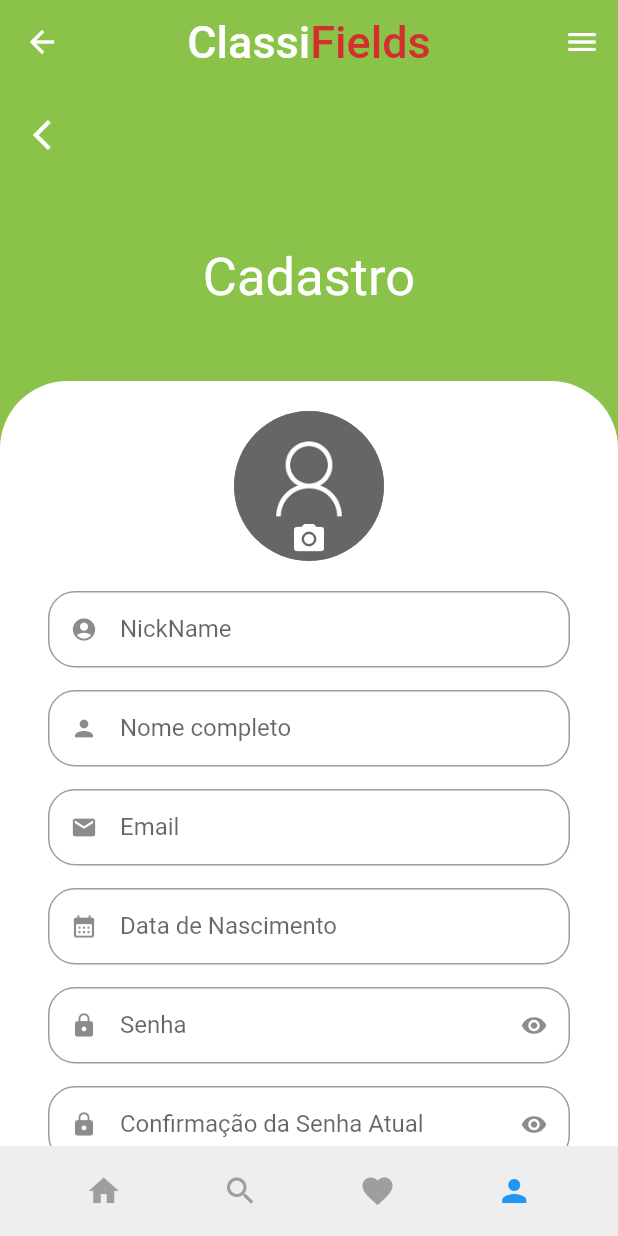
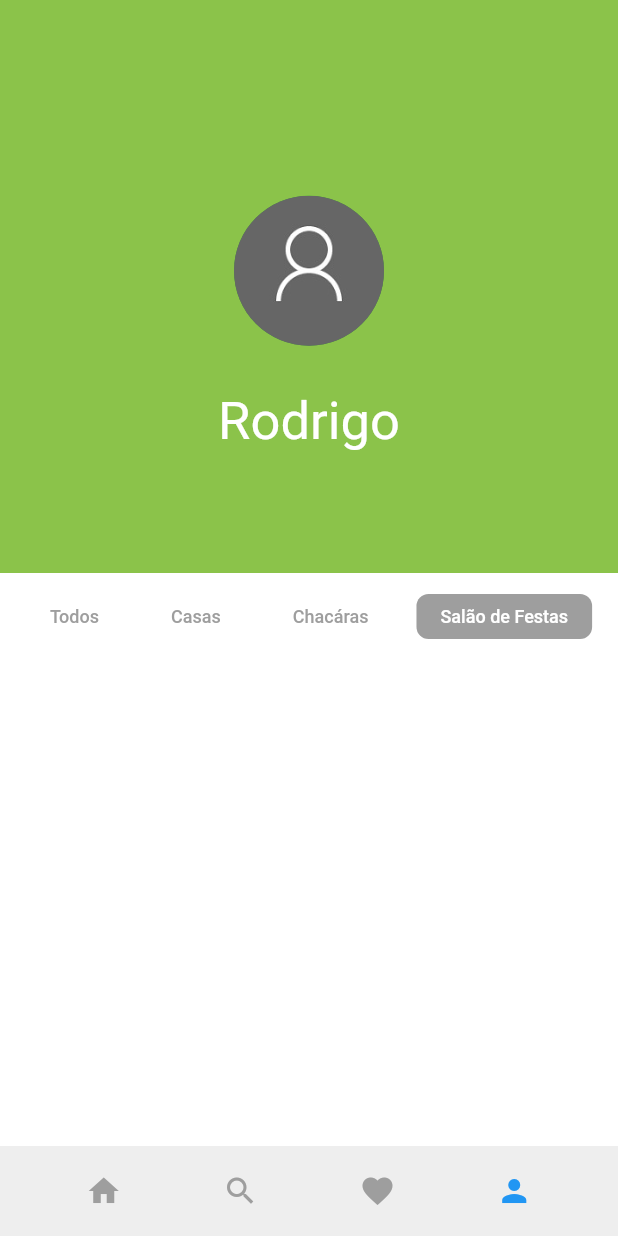
Before and after one commit to rodrigoSouza1984/classifields_apk-FLUTTER, a Flutter app: the Home screen opened by its route, item 4 of the bottom bar chosen, on a phone screen of 412 x 824 dp. Run offline on Flutter 3.47's test engine with Material 2 defaults, Android fonts, the phone set to English and light mode, and no system bars; our stand-ins replace animated_text_kit, image_picker, shared_preferences; accounts and stored records are empty; network calls fail.

Commit message:
feat: start make page profile user

```diff
--- a/lib/main.dart
+++ b/lib/main.dart
@@ -5,6 +5,7 @@
 import 'package:classifields_apk_flutter/src/services/navigator_service_without_context.dart';
 import 'package:flutter/material.dart';
 import 'package:classifields_apk_flutter/src/pages/user/list_user.dart';
+import 'package:classifields_apk_flutter/src/pages/user/user_profile.dart';
 
 void main() {
   WidgetsFlutterBinding.ensureInitialized();
@@ -32,7 +33,8 @@
         '/login': (ctx) => SignInScreen(),
         '/home': (ctx) => Home(),
         '/register': (ctx) => Register(),
-        '/listUser': (ctx) => UserListPage()
+        '/listUser': (ctx) => UserListPage(),
+        '/userProfile': (ctx) => UserProfile()
       },
     );
   }
--- a/lib/src/pages/home/home.dart
+++ b/lib/src/pages/home/home.dart
@@ -10,6 +10,7 @@
 import 'package:classifields_apk_flutter/src/components/footer_tabs_component.dart';
 import 'package:classifields_apk_flutter/src/services/navigator_service_without_context.dart';
 import 'package:classifields_apk_flutter/src/pages/register/register_updates_user.dart';
+import 'package:classifields_apk_flutter/src/pages/user/user_profile.dart';
 
 class Home extends StatefulWidget {
   Home({Key? key}) : super(key: key);
@@ -22,9 +23,11 @@
   final SignInController authController = SignInController();
 
   Widget? _screen;
+  bool showAppBar = false;
+  bool showAppBarWhenScroll = false;
 
   List<FooterTabItem> tabs = [
-      FooterTabItem(icon: Icons.home,name: 'home', index: 0),
+    FooterTabItem(icon: Icons.home, name: 'home', index: 0),
     FooterTabItem(icon: Icons.search, name: 'search', index: 1),
     FooterTabItem(icon: Icons.favorite, name: 'favorite', index: 2),
     FooterTabItem(icon: Icons.person, name: 'person', index: 3),
@@ -33,7 +36,9 @@
   @override
   Widget build(BuildContext context) {
     return Scaffold(
-      appBar: AppBar(
+      appBar: !showAppBar && showAppBarWhenScroll
+          ? AppBar(
+              automaticallyImplyLeading: false, // Remove a seta de voltar
               backgroundColor: CustomColors.customSwatchColor,
               elevation: 0,
               centerTitle: true,
@@ -58,44 +63,34 @@
                   ],
                 ),
               ),
-      ),
+            )
+          : null,
       endDrawer: MenuComponentWidget(
         // Define o endDrawer para um menu lateral no lado direito
         pageCallThisComponent: 'home',
-        onItemSelected: (value, userId ) {
-
-          if(value == 'Excluir Cadastro'){
-
+        onItemSelected: (value, userId) {
+          if (value == 'Excluir Cadastro') {
             showDialog(
               context: context,
               builder: (BuildContext context) {
                 return CustomModal(
                   context: context,
-                                  title:
-                                      'Tem certeza que deseja DELETAR esse usuário?',
+                  title: 'Tem certeza que deseja DELETAR esse usuário?',
                   inputs: [],
                   buttons: [
-                                    ButtonConfig(
-                                        name: 'OK', color: Colors.green),
-                                    ButtonConfig(
-                                        name: 'Cancelar', color: Colors.red),
+                    ButtonConfig(name: 'OK', color: Colors.green),
+                    ButtonConfig(name: 'Cancelar', color: Colors.red),
                   ],
                   returnButtonNameClick: (value) {
                     if (value == 'OK') {
-                                      userController
-                                          .deleteUserById(userId)
-                                          .then((deleted) => {
+                      userController.deleteUserById(userId).then((deleted) => {
                             if (deleted == true)
                               {
-                                                    Future.delayed(
-                                                        const Duration(
-                                                            seconds: 0), () {
-                                                      MySnackbar.show(context,
-                                                          'Usuário Deletado com sucesso!');
+                                Future.delayed(const Duration(seconds: 0), () {
+                                  MySnackbar.show(
+                                      context, 'Usuário Deletado com sucesso!');
                                 }),
-                                                    Future.delayed(
-                                                        const Duration(
-                                                            seconds: 2), () {
+                                Future.delayed(const Duration(seconds: 2), () {
                                   Navigator.pop(context);
                                   NavigationService.pushNamed('/login');
                                 }),
@@ -103,15 +98,13 @@
                             else
                               {
                                 {
-                                                      Future.delayed(
-                                                          const Duration(
-                                                              seconds: 0), () {
+                                  Future.delayed(const Duration(seconds: 0),
+                                      () {
                                     MySnackbar.show(context,
                                         'Ocorreu algum erro ao tentar deletar usuário');
                                   }),
-                                                      Future.delayed(
-                                                          const Duration(
-                                                              seconds: 2), () {
+                                  Future.delayed(const Duration(seconds: 2),
+                                      () {
                                     Navigator.pop(context);
                                   }),
                                 }
@@ -122,22 +115,20 @@
                 );
               },
             );
-
           }
         },
       ),
 
-      // bottomNavigationBar: FooterTabsComponent(
-      //   tabs: tabs,
-      //   onTabSelected: (name) {
-      //       print('name $name');
-      //       if(name == 'person'){
-      //         NavigationService.pushNamed('/register');
-      //       }
-      //   },
-      // ),
-
-      body: Navigator(
+      body: NotificationListener<ScrollNotification>(
+        onNotification: (notification) {
+          if (notification is ScrollUpdateNotification) {
+            setState(() {
+              showAppBarWhenScroll = notification.scrollDelta! < 0;
+            });
+          }
+          return false;
+        },
+        child: Navigator(
           onGenerateRoute: (routeSettings) {
             return MaterialPageRoute(
               builder: (context) {
@@ -146,24 +137,27 @@
             );
           },
         ),
+      ),
+
+
       bottomNavigationBar: FooterTabsComponent(
         tabs: tabs,
         onTabSelected: (name) {
           print('name $name');
           if (name == 'person') {
             setState(() {
-              _screen = Register();
+              showAppBar = true;
+              _screen = UserProfile();
             });
-          }else{
+          } else {
             setState(() {
+              showAppBar = false;
               _screen = Container();
             });
           }
         },
       ),
 
-
-
       // Adicione o componente FooterComponent aqui
     );
   }
--- /dev/null
+++ b/lib/src/pages/user/user_profile.dart
@@ -0,0 +1,188 @@
+import 'package:flutter/material.dart';
+import 'package:classifields_apk_flutter/src/config/color_config_apk.dart';
+
+class UserProfile extends StatelessWidget {
+  const UserProfile({Key? key}) : super(key: key);
+
+  @override
+  Widget build(BuildContext context) {
+    return Scaffold(
+      backgroundColor: CustomColors.customSwatchColor,
+      body: Column(
+        children: [
+          const Expanded(
+            child: Column(
+              mainAxisAlignment: MainAxisAlignment.center,
+              children: [
+                SizedBox(height: 50),
+
+                Align(
+                  alignment: Alignment.center,
+                  child: CircleAvatar(
+                    radius: 50,
+                    backgroundImage:
+                        AssetImage('assets/images/avatarzinho.jpg'),
+                  ),
+                ),
+
+                SizedBox(height: 30),
+                // Espaçamento entre o avatar e o texto
+                Text(
+                  'Rodrigo',
+                  style: TextStyle(
+                    color: Colors.white,
+                    fontSize: 35,
+                  ),
+                ),
+              ],
+            ),
+          ),
+
+
+          Expanded(
+            child: Container(
+              color: Colors.white,
+              child: Column(
+                children: [
+                  SafeArea(
+                    top: false,
+                    child: AppBar(
+                      toolbarHeight: 0, // Defina a altura desejada
+                      elevation: 0, // Remova as bordas do AppBar
+                      backgroundColor: Colors.white,
+                      flexibleSpace: Align(
+                        alignment: Alignment.bottomCenter,
+                        child: Padding(
+                          padding: EdgeInsets.only(top: 5, bottom: 0),
+                          child: Container(
+                            alignment: Alignment.center,
+                            child: SingleChildScrollView(
+                              scrollDirection: Axis.horizontal,
+                              child: Row(
+                                mainAxisAlignment:
+                                    MainAxisAlignment.spaceAround,
+                                children: [
+
+                                  TextButton(
+                                    onPressed: () {
+                                      // Ação do primeiro botão
+                                    },
+                                    child: Container(
+                                      decoration: BoxDecoration(
+                                        color:
+                                            null, // Defina a cor de fundo desejada
+                                        borderRadius: BorderRadius.circular(
+                                            8), // Ajuste o raio do canto do botão
+                                      ),
+                                      padding: const EdgeInsets.symmetric(
+                                          horizontal: 16,
+                                          vertical:
+                                              8), // Ajuste o espaçamento interno do botão
+                                      child: const Text(
+                                        'Todos',
+                                        style: TextStyle(
+                                          fontSize:
+                                              12, // Ajuste o tamanho do texto
+                                          color: Colors
+                                              .grey, // Ajuste a cor do texto
+                                        ),
+                                      ),
+                                    ),
+                                  ),
+
+                                  TextButton(
+                                    onPressed: () {
+                                      // Ação do primeiro botão
+                                    },
+                                    child: Container(
+                                      decoration: BoxDecoration(
+                                        color:
+                                            null, // Defina a cor de fundo desejada
+                                        borderRadius: BorderRadius.circular(
+                                            8), // Ajuste o raio do canto do botão
+                                      ),
+                                      padding: const EdgeInsets.symmetric(
+                                          horizontal: 16,
+                                          vertical:
+                                              8), // Ajuste o espaçamento interno do botão
+                                      child: const Text(
+                                        'Casas',
+                                        style: TextStyle(
+                                          fontSize:
+                                              12, // Ajuste o tamanho do texto
+                                          color: Colors
+                                              .grey, // Ajuste a cor do texto
+                                        ),
+                                      ),
+                                    ),
+                                  ),
+                                  TextButton(
+                                    onPressed: () {
+                                      // Ação do primeiro botão
+                                    },
+                                    child: Container(
+                                      decoration: BoxDecoration(
+                                        color:
+                                            null, // Defina a cor de fundo desejada
+                                        borderRadius: BorderRadius.circular(
+                                            8), // Ajuste o raio do canto do botão
+                                      ),
+                                      padding: const EdgeInsets.symmetric(
+                                          horizontal: 16,
+                                          vertical:
+                                              8), // Ajuste o espaçamento interno do botão
+                                      child: const Text(
+                                        'Chacáras',
+                                        style: TextStyle(
+                                          fontSize:
+                                              12, // Ajuste o tamanho do texto
+                                          color: Colors
+                                              .grey, // Ajuste a cor do texto
+                                        ),
+                                      ),
+                                    ),
+                                  ),
+                                  TextButton(
+                                    onPressed: () {
+                                      // Ação do primeiro botão
+                                    },
+                                    child: Container(
+                                      decoration: BoxDecoration(
+                                        color: Colors
+                                            .grey, // Defina a cor de fundo desejada
+                                        borderRadius: BorderRadius.circular(
+                                            8), // Ajuste o raio do canto do botão
+                                      ),
+                                      padding: const EdgeInsets.symmetric(
+                                          horizontal: 16,
+                                          vertical:
+                                              8), // Ajuste o espaçamento interno do botão
+                                      child: const Text(
+                                        'Salão de Festas',
+                                        style: TextStyle(
+                                          fontSize:
+                                              12, // Ajuste o tamanho do texto
+                                          color: Colors
+                                              .white, // Ajuste a cor do texto
+                                        ),
+                                      ),
+                                    ),
+                                  ),
+                                ],
+                              ),
+                            ),
+                          ),
+                        ),
+                      ),
+                    ),
+                  ),
+                  // Restante do conteúdo aqui
+                ],
+              ),
+            ),
+          ),
+        ],
+      ),
+    );
+  }
+}
```
Lines whose indentation alone changed are shown as unchanged.
